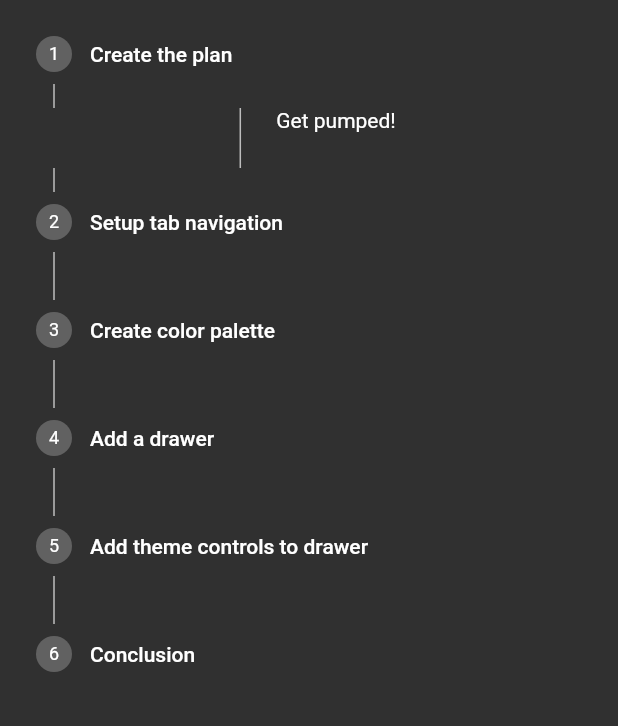
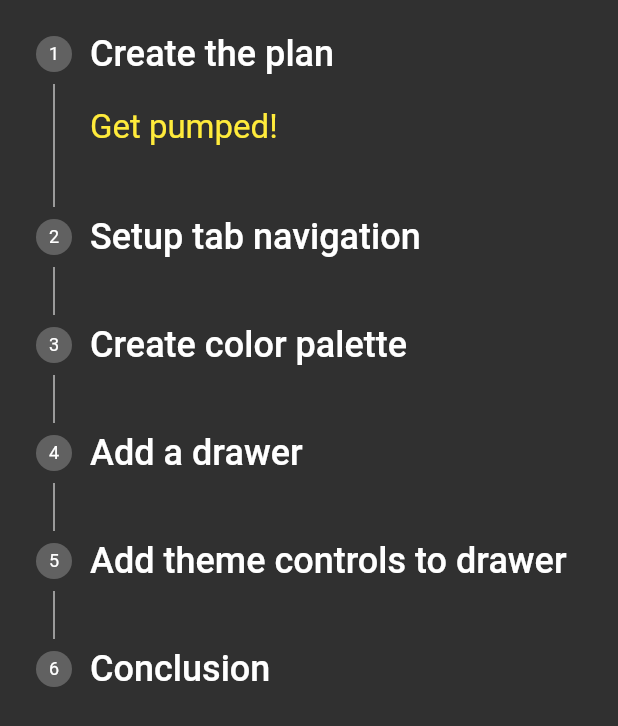
Before and after one commit to Senior033/presentation_materially_better, a Flutter app: the screen it shows after launch, on a phone screen of 412 x 824 dp. Shown: the top 726 px of the screen. Run offline on Flutter 3.47's test engine with Material 2 defaults, Android fonts, the phone set to English and light mode, and no system bars.

Commit message:
Step 1: Styled Stepper.

```diff
--- a/lib/master_screen.dart
+++ b/lib/master_screen.dart
@@ -26,9 +26,19 @@ class _MasterScreenState extends State<MasterScreen> {
           return Step(
             title: Text(
               demoStep.title,
+              style: TextStyle(
+                fontSize: 24.0,
+              ),
             ),
-            content: Text(
-              demoStep.content,
+            content: Container(
+              width: double.infinity,
+              child: Text(
+                demoStep.content,
+                style: TextStyle(
+                  fontSize: 22.0,
+                  color: Theme.of(context).accentColor,
+                ),
+              ),
             ),
           );
         }).toList(),
```
